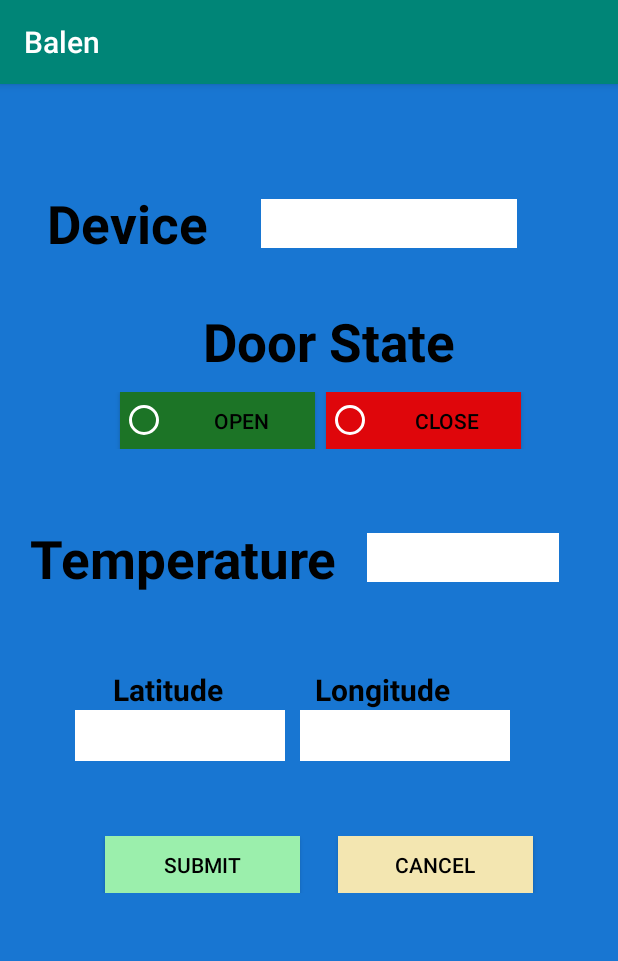
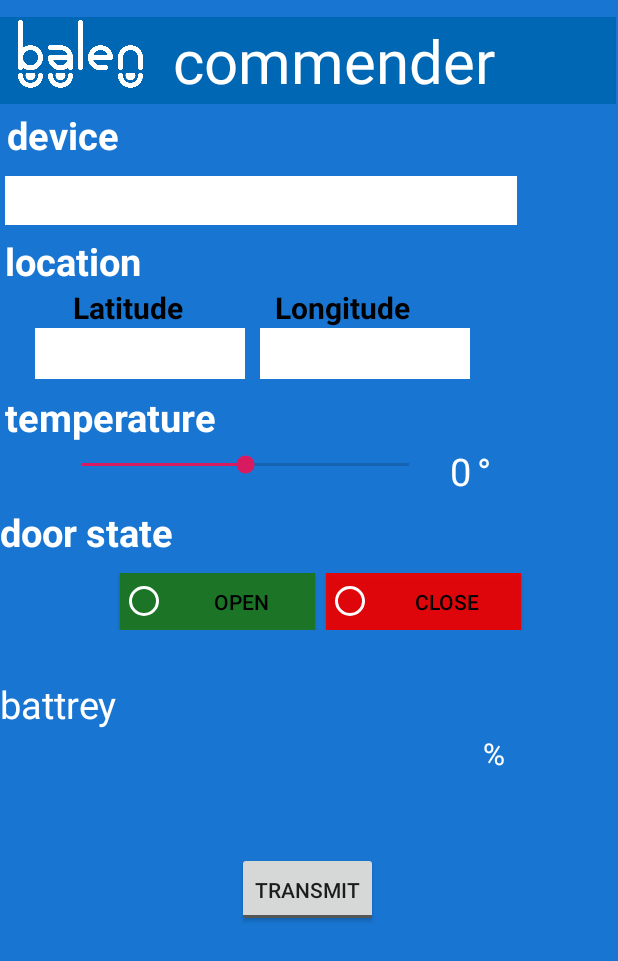
Before and after one commit to indrii/balen-iot-simulator, an Android app: the screen it shows after launch (MainActivity), on a phone screen of 412 x 824 dp. Shown: the top 961 px of the screen. Run offline under Robolectric (Android 15) with nearby library versions, the light colour scheme and no system bars; libraries missing offline, so code that uses them is left out: com.rabbitmq.client.

Commit message:
BC-Simut
- layout

```diff
--- a/app/src/main/AndroidManifest.xml
+++ b/app/src/main/AndroidManifest.xml
@@ -10,7 +10,6 @@
         android:allowBackup="true"
         android:icon="@mipmap/ic_launcher"
         android:label="@string/app_name"
-        android:roundIcon="@mipmap/ic_launcher_round"
         android:supportsRtl="true"
         android:theme="@style/AppTheme">
         <meta-data android:name="com.google.android.gms.version" android:value="@integer/google_play_services_version"></meta-data>
--- a/app/src/main/java/balen/simulator/balen/MainActivity.java
+++ b/app/src/main/java/balen/simulator/balen/MainActivity.java
@@ -2,6 +2,7 @@ package balen.simulator.balen;
 
 import android.Manifest;
 import android.annotation.SuppressLint;
+import android.app.Activity;
 import android.content.BroadcastReceiver;
 import android.content.Context;
 import android.content.Intent;
@@ -17,15 +18,17 @@ import android.support.annotation.NonNull;
 import android.support.annotation.Nullable;
 import android.support.v4.app.ActivityCompat;
 import android.support.v4.content.ContextCompat;
-import android.support.v7.app.AppCompatActivity;
 import android.os.Bundle;
 import android.util.Log;
 import android.view.View;
 import android.widget.Button;
+import android.widget.CompoundButton;
 import android.widget.EditText;
 import android.widget.RadioButton;
 import android.widget.RadioGroup;
+import android.widget.SeekBar;
 import android.widget.TextView;
+import android.widget.ToggleButton;
 
 import com.google.android.gms.common.ConnectionResult;
 import com.google.android.gms.location.FusedLocationProviderClient;
@@ -58,24 +61,26 @@ import com.google.android.gms.common.api.GoogleApiClient.OnConnectionFailedListe
 import static android.Manifest.permission.ACCESS_FINE_LOCATION;
 
 
-public class MainActivity extends AppCompatActivity implements ConnectionCallbacks, OnConnectionFailedListener, LocationListener {
+public class MainActivity extends Activity implements ConnectionCallbacks, OnConnectionFailedListener, LocationListener {
 
     private static final Object RequestPermissionsCode = 1;
     private GoogleApiClient googleApiClient;
     private EditText device;
     private TextView latitude;
     private TextView longtitude;
-    private EditText temperature;
+    private TextView temperature;
     private Button submitButton;
     private Button cancleButton;
     private RadioButton openRadio;
     private RadioButton closeRadio;
     private RadioGroup doorGroup;
     private TextView battrey;
+    private SeekBar seekbar;
+    private ToggleButton submitToggle;
     private FusedLocationProviderClient fusedLocationProviderClient;
-    private Handler mHandler = new Handler();
     Thread t;
     private LocationRequest mLocationRequest;
+    private final  int min = 50;
 
     private BroadcastReceiver mBatInfoReceiver = new BroadcastReceiver() {
         @Override
@@ -93,16 +98,69 @@ public class MainActivity extends AppCompatActivity implements ConnectionCallbac
         super.onCreate(savedInstanceState);
         setContentView(R.layout.activity_main);
 
-        device = findViewById(R.id.deviceField);
+        device = (EditText) findViewById(R.id.deviceField);
         longtitude = (TextView) findViewById(R.id.longField);
         latitude = (TextView) findViewById(R.id.latField);
-        temperature = findViewById(R.id.fieldTemperature);
-        submitButton = findViewById(R.id.buttonSubmitToken);
-        cancleButton = findViewById(R.id.buttonCancelToken);
-        openRadio = findViewById(R.id.radioOpen);
-        closeRadio = findViewById(R.id.radioClose);
-        doorGroup = findViewById(R.id.radioGroup);
-        battrey = findViewById(R.id.battreyText);
+        temperature = (TextView) findViewById(R.id.textTemp);
+//        submitButton = (Button) findViewById(R.id.buttonSubmitToken);
+//        cancleButton = (Button) findViewById(R.id.buttonCancelToken);
+        openRadio = (RadioButton) findViewById(R.id.radioOpen);
+        closeRadio = (RadioButton) findViewById(R.id.radioClose);
+        doorGroup = (RadioGroup) findViewById(R.id.radioGroup);
+        battrey = (TextView) findViewById(R.id.battreyText);
+        seekbar = (SeekBar) findViewById(R.id.seekBarTemp);
+        submitToggle = (ToggleButton) findViewById(R.id.toggleBtn);
+
+        submitToggle.setOnCheckedChangeListener(new CompoundButton.OnCheckedChangeListener() {
+            @Override
+            public void onCheckedChanged(CompoundButton buttonView, boolean b) {
+                if (b){
+                    if(!t.isAlive()){
+                        t.start();
+                    }
+
+                    suspendPublisher = false;
+                }else{
+                    latitude.setText("");
+                    longtitude.setText("");
+                    temperature.setText("");
+                    openRadio.setChecked(false);
+                    closeRadio.setChecked(false);
+                    device.setText("");
+                    seekbar.setProgress(50);
+                    if(t.isAlive()){
+                        //t.stop();
+                    }
+
+                    suspendPublisher = true;
+                }
+
+            }
+        });
+
+        seekbar.setOnSeekBarChangeListener(new SeekBar.OnSeekBarChangeListener() {
+            @Override
+            public void onProgressChanged(SeekBar seekBar, int progress, boolean fromUser) {
+
+                int buffer = progress - min;
+                temperature.setText(""+ buffer + "");
+            }
+
+            @Override
+            public void onStartTrackingTouch(SeekBar seekBar) {
+
+
+            }
+
+            @Override
+            public void onStopTrackingTouch(SeekBar seekBar) {
+
+            }
+//
+//            public void  setMin(int min){
+//                this.minimumValue = min;
+//            }
+        });
 
         this.registerReceiver(this.mBatInfoReceiver, new IntentFilter(Intent.ACTION_BATTERY_CHANGED));
 
@@ -113,6 +171,8 @@ public class MainActivity extends AppCompatActivity implements ConnectionCallbac
                 .build();
 
         fusedLocationProviderClient = LocationServices.getFusedLocationProviderClient(this);
+
+
 
         createLocationRequest();
 
@@ -250,7 +310,7 @@ public class MainActivity extends AppCompatActivity implements ConnectionCallbac
         openRadio.setChecked(false);
         closeRadio.setChecked(false);
         device.setText("");
-
+        seekbar.setProgress(50);
         if(t.isAlive()){
             //t.stop();
         }
@@ -290,6 +350,7 @@ public class MainActivity extends AppCompatActivity implements ConnectionCallbac
         if (googleApiClient.isConnected()){
             googleApiClient.disconnect();
         }
+        unregisterReceiver(this.mBatInfoReceiver);
         super.onStop();
     }
 
@@ -389,6 +450,9 @@ public class MainActivity extends AppCompatActivity implements ConnectionCallbac
             StrictMode.ThreadPolicy policy = new StrictMode.ThreadPolicy.Builder().permitNetwork().build();
             StrictMode.setThreadPolicy(policy);
         }
+
+
+
     }
 
 }
--- a/app/src/main/res/drawable-v24/ic_launcher_foreground.xml
+++ b/app/src/main/res/drawable-v24/ic_launcher_foreground.xml
@@ -4,6 +4,7 @@
     android:height="108dp"
     android:viewportWidth="108"
     android:viewportHeight="108">
+    <!--
     <path
         android:fillType="evenOdd"
         android:pathData="M32,64C32,64 38.39,52.99 44.13,50.95C51.37,48.37 70.14,49.57 70.14,49.57L108.26,87.69L108,109.01L75.97,107.97L32,64Z"
@@ -31,4 +32,5 @@
         android:pathData="M66.94,46.02L66.94,46.02C72.44,50.07 76,56.61 76,64L32,64C32,56.61 35.56,50.11 40.98,46.06L36.18,41.19C35.45,40.45 35.45,39.3 36.18,38.56C36.91,37.81 38.05,37.81 38.78,38.56L44.25,44.05C47.18,42.57 50.48,41.71 54,41.71C57.48,41.71 60.78,42.57 63.68,44.05L69.11,38.56C69.84,37.81 70.98,37.81 71.71,38.56C72.44,39.3 72.44,40.45 71.71,41.19L66.94,46.02ZM62.94,56.92C64.08,56.92 65,56.01 65,54.88C65,53.76 64.08,52.85 62.94,52.85C61.8,52.85 60.88,53.76 60.88,54.88C60.88,56.01 61.8,56.92 62.94,56.92ZM45.06,56.92C46.2,56.92 47.13,56.01 47.13,54.88C47.13,53.76 46.2,52.85 45.06,52.85C43.92,52.85 43,53.76 43,54.88C43,56.01 43.92,56.92 45.06,56.92Z"
         android:strokeWidth="1"
         android:strokeColor="#00000000" />
+    -->
 </vector>
--- a/app/src/main/res/layout/activity_main.xml
+++ b/app/src/main/res/layout/activity_main.xml
@@ -12,49 +12,208 @@
     android:paddingEnd="1dp">
 
     <LinearLayout
-        android:layout_width="wrap_content"
+        android:layout_width="match_parent"
         android:layout_height="wrap_content"
-        android:layout_gravity="right"
+        android:layout_gravity="center"
+        android:background="#0067b4"
         android:orientation="horizontal"
-        android:padding="5dp">
+        android:layout_marginTop="10dp"
+        android:padding="2dp">
+
+        <ImageView
+            android:layout_width="wrap_content"
+            android:layout_height="wrap_content"
+            android:layout_marginLeft="10dp"
+            android:adjustViewBounds="true"
+            android:maxWidth="110dp"
+            android:maxHeight="45dp"
+            android:scaleType="fitCenter"
+            android:src="@drawable/balen2"
+            android:id="@+id/blnLogo"/>
 
         <TextView
-            android:id="@+id/battreyText"
-            android:layout_width="match_parent"
+            android:layout_width="wrap_content"
             android:layout_height="wrap_content"
-            android:text=""
-            android:textAlignment="viewStart"
-            android:textColor="#000"
-            android:textSize="20dp" />
+            android:textSize="40dp"
+            android:text="commender"
+            android:textColor="#fff"
+            android:layout_gravity="center"
+            android:nextFocusLeft="@id/blnLogo"
+            android:layout_marginLeft="20dp"/>
+
     </LinearLayout>
+
+
 
     <LinearLayout
         android:layout_width="match_parent"
         android:layout_height="wrap_content"
-        android:orientation="horizontal"
-        android:padding="30dp">
+        android:orientation="vertical"
+        android:padding="3dp">
 
         <TextView
             android:id="@+id/textDevice"
             android:layout_width="wrap_content"
             android:layout_height="wrap_content"
-            android:layout_gravity="top"
             android:layout_marginLeft="1dp"
-            android:text="Device"
-            android:textColor="#000"
-            android:textSize="35dp"
+            android:text="device"
+            android:textColor="#fff"
+            android:textSize="25dp"
             android:textStyle="bold" />
 
         <EditText
             android:id="@+id/deviceField"
             android:layout_width="wrap_content"
             android:layout_height="wrap_content"
-            android:layout_gravity="center"
+            android:background="#ffff"
+            android:ems="16"
+            android:layout_marginTop="10dp"
+            android:padding="4dp"
+
+            />
+
+    </LinearLayout>
+    <LinearLayout
+        android:id="@+id/textLocation"
+        android:layout_width="match_parent"
+        android:layout_height="wrap_content"
+        android:orientation="vertical"
+        android:padding="3dp">
+
+        <TextView
+        android:id="@+id/txtPoint"
+        android:layout_width="wrap_content"
+        android:layout_height="wrap_content"
+        android:text="location"
+        android:textColor="#fff"
+        android:textSize="25dp"
+        android:textStyle="bold" />
+        <LinearLayout
+            android:layout_width="wrap_content"
+            android:layout_height="wrap_content"
+            android:orientation="horizontal">
+            <RelativeLayout
+                android:layout_width="wrap_content"
+                android:layout_height="wrap_content"
+                android:layout_marginLeft="20dp">
+
+                <TextView
+                    android:id="@+id/txtLat"
+                    android:layout_width="wrap_content"
+                    android:layout_height="wrap_content"
+                    android:layout_marginLeft="25dp"
+                    android:text="Latitude"
+                    android:textColor="#000"
+                    android:textSize="20dp"
+                    android:textStyle="bold" />
+
+                <TextView
+                    android:id="@+id/latField"
+                    android:layout_width="wrap_content"
+                    android:layout_height="wrap_content"
+                    android:layout_below="@id/txtLat"
+                    android:background="#ffff"
+                    android:ems="6"
+                    android:gravity="center"
+                    android:padding="3dp"
+                    android:textSize="20dp" />
+            </RelativeLayout>
+
+            <RelativeLayout
+                android:layout_width="wrap_content"
+                android:layout_height="wrap_content">
+
+
+                <TextView
+                    android:id="@+id/txtLon"
+                    android:layout_width="wrap_content"
+                    android:layout_height="wrap_content"
+                    android:layout_marginLeft="20dp"
+                    android:nextFocusLeft="@id/txtLat"
+                    android:text="Longitude"
+                    android:textColor="#000"
+                    android:textSize="20dp"
+                    android:textStyle="bold" />
+
+                <TextView
+                    android:id="@+id/longField"
+                    android:layout_width="wrap_content"
+                    android:layout_height="wrap_content"
+                    android:layout_below="@id/txtLon"
+                    android:layout_marginLeft="10dp"
+                    android:layout_marginTop="0dp"
+                    android:background="#ffff"
+                    android:ems="6"
+                    android:gravity="center"
+                    android:padding="3dp"
+                    android:textSize="20dp" />
+
+            </RelativeLayout>
+
+        </LinearLayout>
+
+    </LinearLayout>
+
+    <LinearLayout
+        android:layout_width="match_parent"
+        android:layout_height="wrap_content"
+        android:orientation="vertical"
+        android:padding="3dp">
+
+        <TextView
+            android:layout_width="wrap_content"
+            android:layout_height="wrap_content"
+            android:layout_marginTop="1dp"
+            android:text="temperature"
+            android:textColor="#fff"
+            android:textSize="25dp"
+            android:textStyle="bold" />
+
+        <!--<EditText-->
+            <!--android:id="@+id/fieldTemperature"-->
+            <!--android:layout_width="wrap_content"-->
+            <!--android:layout_height="wrap_content"-->
+            <!--android:layout_gravity="center"-->
+            <!--android:layout_marginLeft="20dp"-->
+            <!--android:layout_marginTop="10dp"-->
+            <!--android:background="#fff"-->
+            <!--android:ems="6"-->
+            <!--android:nextFocusLeft="@id/fieldTemperature"-->
+            <!--android:padding="2dp" />-->
+    <LinearLayout
+        android:layout_width="wrap_content"
+        android:layout_height="wrap_content"
+        android:orientation="horizontal">
+        <SeekBar
+            android:layout_width="250dp"
+            android:layout_height="wrap_content"
             android:layout_marginLeft="35dp"
-            android:layout_toRightOf="@+id/textDevice"
-            android:background="#ffff"
-            android:ems="8"
-            android:padding="4dp" />
+            android:id="@+id/seekBarTemp"
+            android:padding="5dp"
+            android:progress="50"
+            android:max="100"
+
+
+            />
+        <TextView
+            android:layout_width="wrap_content"
+            android:layout_height="wrap_content"
+            android:textColor="#fff"
+            android:layout_marginLeft="10dp"
+            android:textSize="25dp"
+            android:padding="1dp"
+            android:id="@+id/textTemp"
+            android:text="0"/>
+        <TextView
+            android:layout_width="wrap_content"
+            android:layout_height="wrap_content"
+            android:textColor="#fff"
+            android:layout_marginLeft="1dp"
+            android:textSize="25dp"
+            android:padding="1dp"
+            android:text="°"/>
+
+    </LinearLayout>
 
     </LinearLayout>
 
@@ -67,19 +226,15 @@
             android:id="@+id/door"
             android:layout_width="wrap_content"
             android:layout_height="wrap_content"
-
-            android:layout_gravity="top"
-            android:layout_marginLeft="135dp"
             android:layout_marginTop="1dp"
-            android:text="Door State"
-            android:textColor="#000"
-            android:textSize="35dp"
+            android:text="door state"
+            android:textColor="#fff"
+            android:textSize="25dp"
             android:textStyle="bold" />
     </RelativeLayout>
-
     <RelativeLayout
         android:layout_width="match_parent"
-        android:layout_height="wrap_content">
+        android:layout_height="80dp">
 
         <RadioGroup
             android:id="@+id/radioGroup"
@@ -117,110 +272,45 @@
 
 
     </RelativeLayout>
-
     <LinearLayout
         android:layout_width="match_parent"
         android:layout_height="wrap_content"
-        android:orientation="horizontal"
-        android:padding="20dp">
-
+        android:orientation="vertical"
+        >
         <TextView
             android:layout_width="wrap_content"
             android:layout_height="wrap_content"
-            android:layout_gravity="top"
-            android:layout_marginTop="1dp"
-            android:text="Temperature"
-            android:textColor="#000"
-            android:textSize="35dp"
-            android:textStyle="bold" />
+            android:text="battrey"
+            android:textSize="25dp"
+            android:textColor="#fff"/>
 
-        <EditText
-            android:id="@+id/fieldTemperature"
+    <LinearLayout
+        android:layout_width="wrap_content"
+        android:layout_height="wrap_content"
+        android:layout_marginRight="40dp"
+        android:orientation="horizontal"
+        android:padding="2dp"
+        android:layout_marginLeft="320dp"
+
+        >
+
+        <TextView
+            android:id="@+id/battreyText"
             android:layout_width="wrap_content"
             android:layout_height="wrap_content"
-            android:layout_gravity="center"
-            android:layout_marginLeft="20dp"
-            android:background="#fff"
-            android:ems="6"
-            android:nextFocusLeft="@id/fieldTemperature"
-            android:padding="4dp" />
-
-
+            android:text=""
+            android:textAlignment="viewStart"
+            android:textColor="#fff"
+            android:textSize="20dp" />
+        <TextView
+            android:layout_width="match_parent"
+            android:layout_height="wrap_content"
+            android:text="%"
+            android:textAlignment="viewStart"
+            android:textColor="#fff"
+            android:textSize="20dp"
+            android:nextFocusLeft="@id/battreyText"/>
     </LinearLayout>
-
-    <LinearLayout
-        android:id="@+id/framePoint"
-        android:layout_width="match_parent"
-        android:layout_height="wrap_content"
-        android:orientation="horizontal"
-        android:padding="30dp">
-
-        <!--<TextView-->
-        <!--android:id="@+id/txtPoint"-->
-        <!--android:layout_width="wrap_content"-->
-        <!--android:layout_height="wrap_content"-->
-        <!--android:text="Pointer"-->
-        <!--android:textColor="#000"-->
-        <!--android:textSize="35dp"-->
-        <!--android:textStyle="bold" />-->
-
-        <RelativeLayout
-            android:layout_width="wrap_content"
-            android:layout_height="wrap_content"
-            android:layout_marginLeft="20dp">
-
-            <TextView
-                android:id="@+id/txtLat"
-                android:layout_width="wrap_content"
-                android:layout_height="wrap_content"
-                android:layout_marginLeft="25dp"
-                android:text="Latitude"
-                android:textColor="#000"
-                android:textSize="20dp"
-                android:textStyle="bold" />
-
-            <TextView
-                android:id="@+id/latField"
-                android:layout_width="wrap_content"
-                android:layout_height="wrap_content"
-                android:layout_below="@id/txtLat"
-                android:background="#ffff"
-                android:ems="6"
-                android:gravity="center"
-                android:padding="3dp"
-                android:textSize="20dp" />
-        </RelativeLayout>
-
-        <RelativeLayout
-            android:layout_width="wrap_content"
-            android:layout_height="wrap_content">
-
-            <TextView
-                android:id="@+id/txtLon"
-                android:layout_width="wrap_content"
-                android:layout_height="wrap_content"
-                android:layout_marginLeft="20dp"
-                android:nextFocusLeft="@id/txtLat"
-                android:text="Longitude"
-                android:textColor="#000"
-                android:textSize="20dp"
-                android:textStyle="bold" />
-
-            <TextView
-                android:id="@+id/longField"
-                android:layout_width="wrap_content"
-                android:layout_height="wrap_content"
-                android:layout_below="@id/txtLon"
-                android:layout_marginLeft="10dp"
-                android:layout_marginTop="0dp"
-                android:background="#ffff"
-                android:ems="6"
-                android:gravity="center"
-                android:padding="3dp"
-                android:textSize="20dp" />
-
-        </RelativeLayout>
-
     </LinearLayout>
 
     <LinearLayout
@@ -229,35 +319,49 @@
         android:orientation="horizontal"
         android:padding="20dp">
 
-        <Button
-            android:id="@+id/buttonSubmitToken"
-            style="?android:attr/buttonStyleSmall"
-            android:layout_width="130sp"
-            android:layout_height="38sp"
-            android:layout_gravity="center"
-            android:layout_marginLeft="50dp"
-            android:background="#9BEFAC"
-            android:clickable="true"
-            android:gravity="center"
-            android:onClick="submitRepeating"
-            android:text="SUBMIT"
-            android:textColor="@android:color/black" />
+        <!--<Button-->
+            <!--android:id="@+id/buttonSubmitToken"-->
+            <!--style="?android:attr/buttonStyleSmall"-->
+            <!--android:layout_width="130sp"-->
+            <!--android:layout_height="38sp"-->
+            <!--android:layout_gravity="center"-->
+            <!--android:layout_marginLeft="50dp"-->
+            <!--android:background="#9BEFAC"-->
+            <!--android:clickable="true"-->
+            <!--android:gravity="center"-->
+            <!--android:onClick="submitRepeating"-->
+            <!--android:text="SUBMIT"-->
+            <!--android:textColor="@android:color/black" />-->
 
-        <Button
-            android:id="@+id/buttonCancelToken"
-            style="?android:attr/buttonStyleSmall"
-            android:layout_width="130sp"
-            android:layout_height="38dp"
-            android:layout_gravity="center"
-            android:layout_marginLeft="25dp"
-            android:background="#F3E6B1"
-            android:clickable="true"
-            android:gravity="center"
-            android:nextFocusLeft="@id/buttonSubmitToken"
-            android:onClick="stopRepeating"
-            android:text="CANCEL"
-            android:textColor="@android:color/black" />
+        <!--<Button-->
+            <!--android:id="@+id/buttonCancelToken"-->
+            <!--style="?android:attr/buttonStyleSmall"-->
+            <!--android:layout_width="130sp"-->
+            <!--android:layout_height="38dp"-->
+            <!--android:layout_gravity="center"-->
+            <!--android:layout_marginLeft="25dp"-->
+            <!--android:background="#F3E6B1"-->
+            <!--android:clickable="true"-->
+            <!--android:gravity="center"-->
+            <!--android:nextFocusLeft="@id/buttonSubmitToken"-->
+            <!--android:onClick="stopRepeating"-->
+            <!--android:text="CANCEL"-->
+            <!--android:textColor="@android:color/black" />-->
 
 
     </LinearLayout>
+    <LinearLayout
+        android:layout_width="match_parent"
+        android:layout_height="wrap_content"
+        android:gravity="center"
+        android:padding="10dp">
+        <ToggleButton
+            android:layout_width="wrap_content"
+            android:layout_height="50dp"
+            android:gravity="center"
+            android:id="@+id/toggleBtn"
+            android:textOn="Stop"
+            android:textOff="Transmit"
+            />
+    </LinearLayout>
 </LinearLayout>
--- a/app/src/main/res/values/strings.xml
+++ b/app/src/main/res/values/strings.xml
@@ -1,3 +1,3 @@
 <resources>
-    <string name="app_name">Balen</string>
+    <string name="app_name" >Balen</string>
 </resources>
```
Also changed, not shown: app/build.gradle (+6 -5 lines), app/src/main/res/drawable-xxhdpi/balen.png (added), app/src/main/res/drawable-xxhdpi/balen2.png (added).
